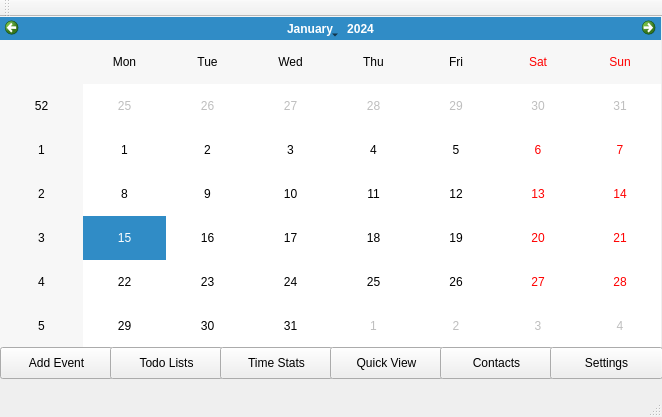
This is mainwindow.ui in beck039/Calendar as Qt 5 draws it before an edit. The edited form follows.
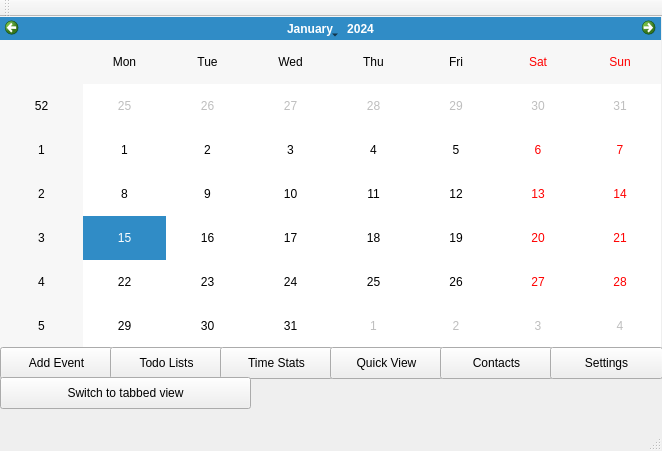
This is the edited form.

```diff
--- a/mainwindow.ui
+++ b/mainwindow.ui
@@ -7,7 +7,7 @@
     <x>0</x>
     <y>0</y>
     <width>662</width>
-    <height>417</height>
+    <height>451</height>
    </rect>
   </property>
   <property name="windowTitle">
@@ -102,6 +102,19 @@
      <string>Settings</string>
     </property>
    </widget>
+   <widget class="QPushButton" name="pushButton_7">
+    <property name="geometry">
+     <rect>
+      <x>0</x>
+      <y>360</y>
+      <width>251</width>
+      <height>32</height>
+     </rect>
+    </property>
+    <property name="text">
+     <string>Switch to tabbed view</string>
+    </property>
+   </widget>
   </widget>
   <widget class="QMenuBar" name="menuBar">
    <property name="geometry">
```
